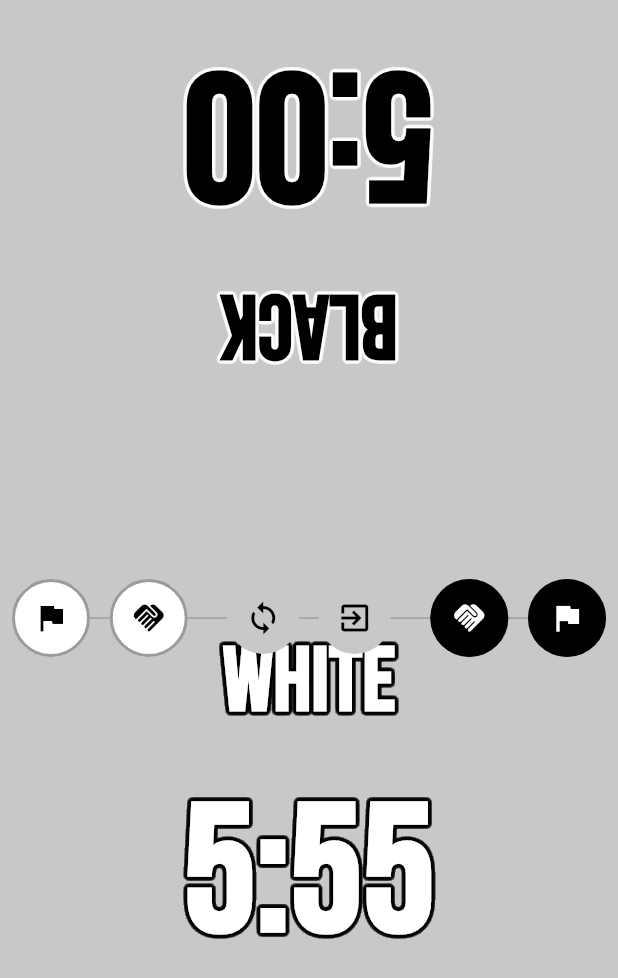
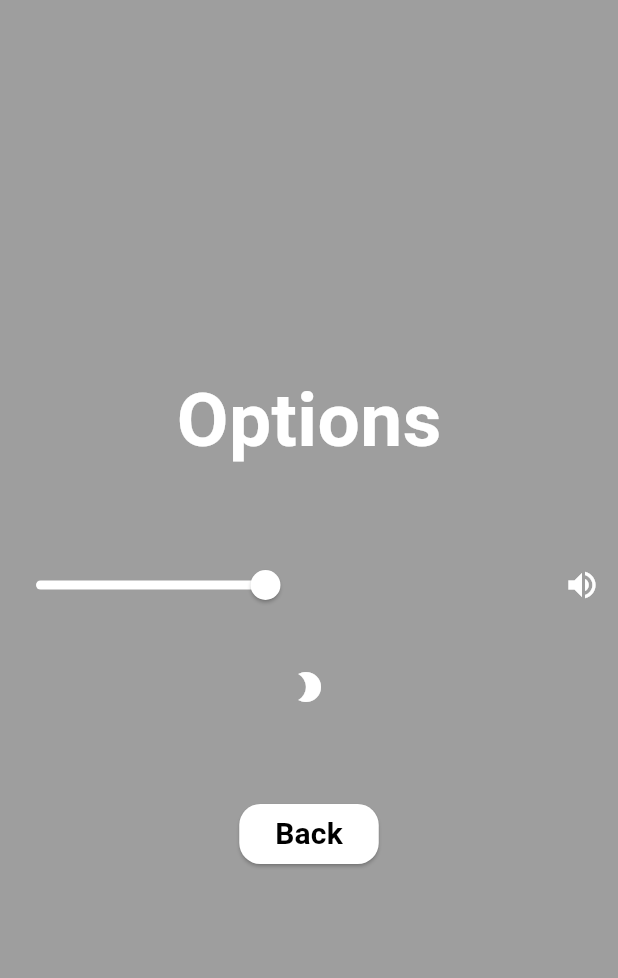
Before and after one commit to Youssf-Mohamed/chesstimer, a Flutter app: the screen it shows after launch, after a tap on "Option", on a phone screen of 412 x 824 dp. Shown: the top 978 px of the screen. Run offline on Flutter 3.47's test engine with Material 3 defaults, Android fonts, the phone set to English and light mode, and no system bars; our stand-ins replace flutter_bloc, google_fonts.

Commit message:
fix buttons add timer and timer list with icon fixed top text shadow added buttons to component.dart option screen still under development

```diff
--- a/lib/component/component.dart
+++ b/lib/component/component.dart
@@ -1,9 +1,15 @@
 import 'package:flutter/material.dart';
 
 
-Widget CircleButtton({required int time, fun})=>GestureDetector(
+Widget CircleButtton({
+  required int time,
+  required Function(int) fun,
+  int sec = 0,
+  required Function(int) zer,
+}) => GestureDetector(
   onTap: () {
-    fun();
+    fun(time);   // Sets the minute
+    zer(0);      // Resets the seconds to 0
   },
   child: Container(
     width: 50,
@@ -15,7 +21,7 @@ Widget CircleButtton({required int time, fun})=>GestureDetector(
         color: Colors.black,
         width: 2,
       ),
-      boxShadow: [
+      boxShadow: const [
         BoxShadow(
           color: Colors.black,
           spreadRadius: 1,
@@ -26,8 +32,127 @@ Widget CircleButtton({required int time, fun})=>GestureDetector(
     ),
     alignment: Alignment.center,
     child: Text(
-      '${time}',
-      style: TextStyle(fontSize: 22, color: Colors.black),
+      '$time',
+      style: const TextStyle(fontSize: 22, color: Colors.black),
     ),
   ),
 );
+
+
+
+Widget NorButton({required BuildContext context, required String name, required Widget func}) => GestureDetector(
+  onTap: () {
+    Navigator.push(
+      context,
+      MaterialPageRoute(builder: (context) => func),
+    );
+  },
+  child: Container(
+    width: 231,
+    height: 53,
+    decoration: BoxDecoration(
+      borderRadius: BorderRadius.circular(14.0),
+      color: Colors.white,
+    ),
+    child: Center(
+      child: Text(
+        '$name',
+        style: TextStyle(
+          fontSize: 35,
+          color: Colors.white,
+          fontWeight: FontWeight.bold,
+          shadows: List.filled(100, const Shadow(color: Colors.black, offset: Offset(0, 0), blurRadius: 1.7)),
+        ),
+      ),
+    ),
+  ),
+);
+// CupertinoButton.filled(
+//     child: Text('$_selectedm :') , onPressed: ()=> showCupertinoModalPopup(
+//     context: context, builder: (_) => SizedBox(
+//   width: double.infinity,
+//   height: 250,
+//   child: CupertinoPicker(
+//     backgroundColor: Colors.white,
+//     itemExtent: 60,
+//     scrollController: FixedExtentScrollController(
+//       initialItem: -1,
+//     ),
+//     children: [Row(
+//       mainAxisAlignment: MainAxisAlignment.center,
+//       children: [
+//         Expanded(
+//           child: ListView.builder(itemCount: 61,itemBuilder: (context, index) {
+//             return Center(child: Text('${index}'));
+//           },),
+//         ),
+//         Expanded(
+//           child: ListView.builder(itemCount: 61,itemBuilder: (context, index) {
+//             return Center(child: Text('${index}'));
+//           },),
+//         ),
+//       ],
+//     )],
+//     onSelectedItemChanged: (int value){
+//       setState(() {
+//         _selectedm=value;
+//         print(value);
+//       });
+//
+//     },
+//   ),
+//
+// )
+// )
+// ),
+// CupertinoButton.filled(
+//     child: Text('$_selecteds :') , onPressed: ()=> showCupertinoModalPopup(
+//     context: context, builder: (_) => SizedBox(
+//   width: double.infinity,
+//   height: 250,
+//   child: CupertinoPicker(
+//     backgroundColor: Colors.white,
+//     itemExtent: 60,
+//     scrollController: FixedExtentScrollController(
+//       initialItem: -1,
+//     ),
+//     children: const[
+//       Text('0'),
+//       Text('1'),
+//       Text('2'),
+//       Text('3'),
+//       Text('4'),
+//       Text('5'),
+//       Text('6'),
+//       Text('7'),
+//       Text('8'),
+//       Text('9'),
+//       Text('10'),
+//       Text('11'),
+//       Text('12'),
+//       Text('13'),
+//       Text('14'),
+//       Text('15'),
+//       Text('16'),
+//       Text('17'),
+//       Text('18'),
+//       Text('19'),
+//       Text('20'),
+//       Text('21'),
+//       Text('22'),
+//       Text('23'),
+//       Text('24'),
+//       Text('25'),
+//     ],
+//     onSelectedItemChanged: (int value){
+//       setState(() {
+//         _selecteds=value;
+//         print(value);
+//       });
+//
+//     },
+//   ),
+//
+// )
+// )
+// ),
--- a/lib/screens/HomeScreen.dart
+++ b/lib/screens/HomeScreen.dart
@@ -1,128 +1,163 @@
+import 'package:chesstimer/component/component.dart';
 import 'package:chesstimer/screens/TimerScreen.dart';
+import 'package:chesstimer/screens/optionScreen.dart';
+import 'package:flutter/cupertino.dart';
 import 'package:flutter/material.dart';
 
-import '../component/component.dart';
 
-class HomeScreen extends StatelessWidget {
-  const HomeScreen({super.key});
+class HomeScreen extends StatefulWidget {
+  @override
+  State<HomeScreen> createState() => _HomeScreenState();
+}
+
+class _HomeScreenState extends State<HomeScreen> {
+  int _selectedm = 0 ;
+  int _selecteds = 0 ;
 
   @override
+
   Widget build(BuildContext context) {
     return Scaffold(
-      backgroundColor:Colors.grey,
+      backgroundColor:Colors.white70,
       body: Column(
         mainAxisAlignment: MainAxisAlignment.center,
         children: [
           Column(
             children: [
-              Text('Chess Time', style: TextStyle(fontSize: 60)),
+              Text('Chess Time', style: TextStyle(fontSize: 80 ,color: Colors.white,fontWeight: FontWeight.bold,shadows: List.filled(100, Shadow(color: Colors.black,offset: Offset(0, 0),blurRadius: 2.3))))
       ],
           ),
           SizedBox(height: 100),
-          Row(
+          ElevatedButton(
+            style: ElevatedButton.styleFrom(
+              backgroundColor: Colors.white, // Button background color
+              shape: RoundedRectangleBorder(
+                borderRadius: BorderRadius.circular(14.0),
+              ),
+              fixedSize: const Size(307, 53), // Same width and height as the container
+            ),
+            onPressed: () {
+              showModalBottomSheet(
+                context: context,
+                builder: (BuildContext context) {
+                  return SizedBox(
+                    height: 400,
+                    child: Column(
+                      children: [
+                        ElevatedButton(
+                          child: const Text('Close'),
+                          onPressed: () {
+                            Navigator.pop(context);
+                          },
+                        ),
+                        Expanded(
+                          child: Row(
                             mainAxisAlignment: MainAxisAlignment.center,
                             children: [
-              Container(
-                width: 120,
-                height: 40,
-                decoration: BoxDecoration(
-                  borderRadius: BorderRadius.circular(14.0),
-                  color: Colors.white,
-                ),
-                child: TextField(
-                  controller: TextEditingController(),
-                  keyboardType: TextInputType.number,
-                  decoration: InputDecoration(labelText: 'Minutes'),
+                              Expanded(
+                                child: ListView.builder(
+                                  itemCount: 61,
+                                  itemBuilder: (context, index) {
+                                    return ListTile(
+                                      title: Center(child: Text('$index')),
+                                      onTap: () {
+                                        setState(() {
+                                          _selectedm = index;
+                                        });
+                                      },
+                                    );
+                                  },
                                 ),
                               ),
-              SizedBox(width: 20),
-              Container(
-                width: 120,
-                height: 40,
-                decoration: BoxDecoration(
-                  borderRadius: BorderRadius.circular(14.0),
-                  color: Colors.white,
-                ),
-                child: TextField(
-                  controller: TextEditingController(),
-                  keyboardType: TextInputType.number,
-                  decoration: InputDecoration(labelText: 'Seconds'),
+                              Expanded(
+                                child: ListView.builder(
+                                  itemCount: 61,
+                                  itemBuilder: (context, index) {
+                                    return ListTile(
+                                      title: Center(child: Text('$index')),
+                                      onTap: () {
+                                        setState(() {
+                                          _selecteds = index;
+                                        });
+                                      },
+                                    );
+                                  },
                                 ),
                               ),
                             ],
+                          ),
+                        ),
+                      ],
+                    ),
+                  );
+                },
+              );
+            },
+            child: Row(
+              mainAxisAlignment: MainAxisAlignment.spaceBetween,
+              children: [
+                const SizedBox(width: 24), // Spacer to balance icon on right
+                Expanded(
+                  child: Center(
+                    child: Text(
+                      '$_selectedm : $_selecteds',
+                      style: const TextStyle(
+                        fontSize: 35,
+                        color: Colors.black,
+                        fontWeight: FontWeight.bold,
+                      ),
+                    ),
+                  ),
+                ),
+                const Icon(
+                  Icons.punch_clock,
+                  color: Colors.black,
+                  size: 50,
+                ),
+              ],
+            ),
           ),
           SizedBox(height: 20), // <- This line is now inside the children list
           Row(
             mainAxisAlignment: MainAxisAlignment.spaceEvenly,
             children: [
               SizedBox(width: 100),
-              CircleButtton(time: 2,fun:(){print('hello');}),
-              CircleButtton(time: 5,fun:(){print('hello');}),
-              CircleButtton(time: 10,fun:(){print('hello');}),
-              CircleButtton(time: 20,fun:(){print('hello');}),
+
+              CircleButtton(
+                time: 2,
+                fun: (selectedTime) => setState(() => _selectedm = selectedTime),
+                zer: (selectedTime) => setState(() => _selecteds = selectedTime), // Resets seconds to 0
+              ),
+              CircleButtton(
+                time: 5,
+                fun: (selectedTime) => setState(() => _selectedm = selectedTime),
+                zer: (selectedTime) => setState(() => _selecteds = selectedTime), // Resets seconds to 0
+              ),
+              CircleButtton(
+                time: 10,
+                fun: (selectedTime) => setState(() => _selectedm = selectedTime),
+                zer: (selectedTime) => setState(() => _selecteds = selectedTime), // Resets seconds to 0
+              ),
+              CircleButtton(
+                time: 20,
+                fun: (selectedTime) => setState(() => _selectedm = selectedTime),
+                zer: (selectedTime) => setState(() => _selecteds = selectedTime), // Resets seconds to 0
+              ),
+
+
+
+
+
+
               SizedBox(width: 100),
             ],
           ),
           SizedBox(height: 40),
-          GestureDetector(
-            onTap: () {
-              Navigator.push(
-                context,
-                MaterialPageRoute(builder: (context) => TimerScreen()),
-              );
-            },
-            child: Container(
-              width: 100,
-              height: 40,
-              decoration: BoxDecoration(
-                borderRadius: BorderRadius.circular(14.0),
-                color: Colors.white,
-              ),
-              child: Center(
-                child: Text('Start', style: TextStyle(fontSize: 22, color: Colors.black)),
-              ),
-            ),
-          ),
+          NorButton(context: context, name: 'Start', func: TimerScreen()),
           SizedBox(height: 20),
-          GestureDetector(
-            onTap: () {
-              Navigator.push(
-                context,
-                MaterialPageRoute(builder: (context) => TimerScreen()),
-              );
-            },
-            child: Container(
-              width: 100,
-              height: 40,
-              decoration: BoxDecoration(
-                borderRadius: BorderRadius.circular(14.0),
-                color: Colors.white,
-              ),
-              child: Center(
-                child: Text('Option', style: TextStyle(fontSize: 22, color: Colors.black)),
-              ),
-            ),
-          ),
+          NorButton(context: context, name: 'Option', func: OptionScreen()),
           SizedBox(height: 20),
-          GestureDetector(
-            onTap: () {
-              Navigator.push(
-                context,
-                MaterialPageRoute(builder: (context) => TimerScreen()),
-              );
-            },
-            child: Container(
-              width: 100,
-              height: 40,
-              decoration: BoxDecoration(
-                borderRadius: BorderRadius.circular(14.0),
-                color: Colors.white,
-              ),
-              child: Center(
-                child: Text('Credit', style: TextStyle(fontSize: 22, color: Colors.black)),
-              ),
-            ),
-          ),
+          NorButton(context: context, name: 'Credit', func: TimerScreen()),
         ],
       ),
 
--- /dev/null
+++ b/lib/screens/optionScreen.dart
@@ -0,0 +1,69 @@
+import 'package:flutter/material.dart';
+
+class OptionScreen extends StatelessWidget {
+  const OptionScreen({Key? key}) : super(key: key);
+
+  @override
+  Widget build(BuildContext context) {
+    return Scaffold(
+      backgroundColor: Colors.grey,
+      body: Column(
+        mainAxisAlignment: MainAxisAlignment.center,
+        children: [
+          const Text(
+            'Options',
+            style: TextStyle(
+              fontSize: 50,
+              color: Colors.white,
+              fontWeight: FontWeight.bold,
+            ),
+          ),
+          const SizedBox(height: 50),
+          Row(
+            mainAxisAlignment: MainAxisAlignment.center,
+            children: [
+              Expanded(
+                child: Slider(
+                  value: 0.5,
+                  onChanged: (value) {},
+                  activeColor: Colors.white,
+                  inactiveColor: Colors.grey,
+                ),
+              ),
+              const SizedBox(width: 10),
+              IconButton(
+                icon: const Icon(Icons.volume_up, color: Colors.white),
+                onPressed: () {},
+              ),
+            ],
+          ),
+          const SizedBox(height: 20),
+          IconButton(
+            icon: const Icon(Icons.brightness_2, color: Colors.white),
+            onPressed: () {},
+          ),
+          const SizedBox(height: 50),
+          ElevatedButton(
+            style: ElevatedButton.styleFrom(
+              backgroundColor: Colors.white,
+              shape: RoundedRectangleBorder(
+                borderRadius: BorderRadius.circular(14.0),
+              ),
+            ),
+            onPressed: () {
+              Navigator.pop(context);
+            },
+            child: const Text(
+              'Back',
+              style: TextStyle(
+                fontSize: 20,
+                color: Colors.black,
+                fontWeight: FontWeight.bold,
+              ),
+            ),
+          ),
+        ],
+      ),
+    );
+  }
+}
```
Lines whose indentation alone changed are shown as unchanged.
